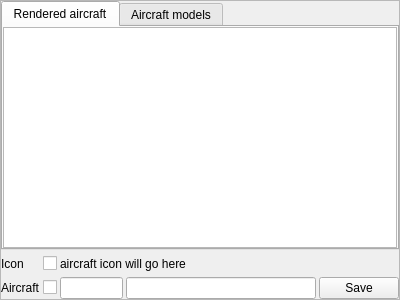
Qt form src/blackgui/components/mappingcomponent.ui (swift-project/pilotclient) before a commit.
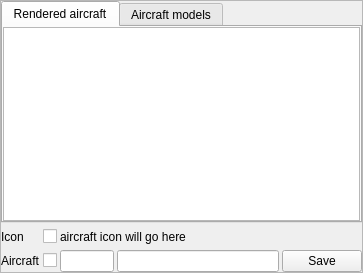
The same form after that commit. Custom widgets are drawn as their Qt base class.

Commit message: refs #452 updated mapping component in swift GUI * data reloading * using new view mode

```diff
--- a/src/blackgui/components/mappingcomponent.ui
+++ b/src/blackgui/components/mappingcomponent.ui
@@ -2,14 +2,6 @@
 <ui version="4.0">
  <class>CMappingComponent</class>
  <widget class="QFrame" name="CMappingComponent">
-  <property name="geometry">
-   <rect>
-    <x>0</x>
-    <y>0</y>
-    <width>400</width>
-    <height>300</height>
-   </rect>
-  </property>
   <property name="windowTitle">
    <string>Frame</string>
   </property>
```
The commit also changes 1 other file.
